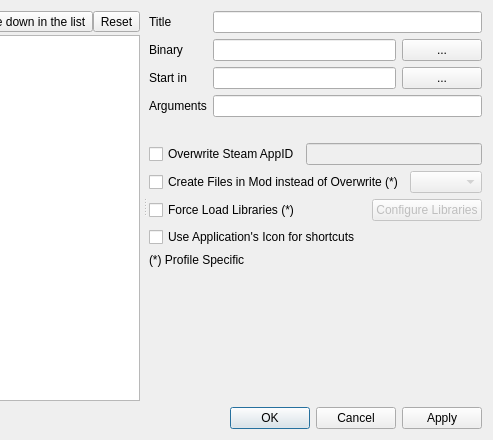
Before: the Qt Designer form modorganizer/src/editexecutablesdialog.ui in Holt59/mo2-merge, drawn with Qt 5; both pictures show x 481 to 974 and y 0 to 440 of the 974 by 440 pixel window.
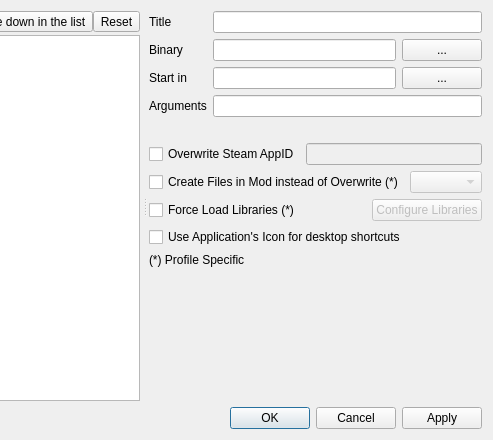
After: the same form once the commit is applied. Icons and pictures are not drawn.

Commit message: [modorganizer] Changed label of executable dialog to be more clear about application icons.

```diff
--- a/modorganizer/src/editexecutablesdialog.ui
+++ b/modorganizer/src/editexecutablesdialog.ui
@@ -428,7 +428,7 @@
              <item>
               <widget class="QCheckBox" name="useApplicationIcon">
                <property name="text">
-                <string>Use Application's Icon for shortcuts</string>
+                <string>Use Application's Icon for desktop shortcuts</string>
                </property>
               </widget>
              </item>
```
The commit also changes 1 other file.
